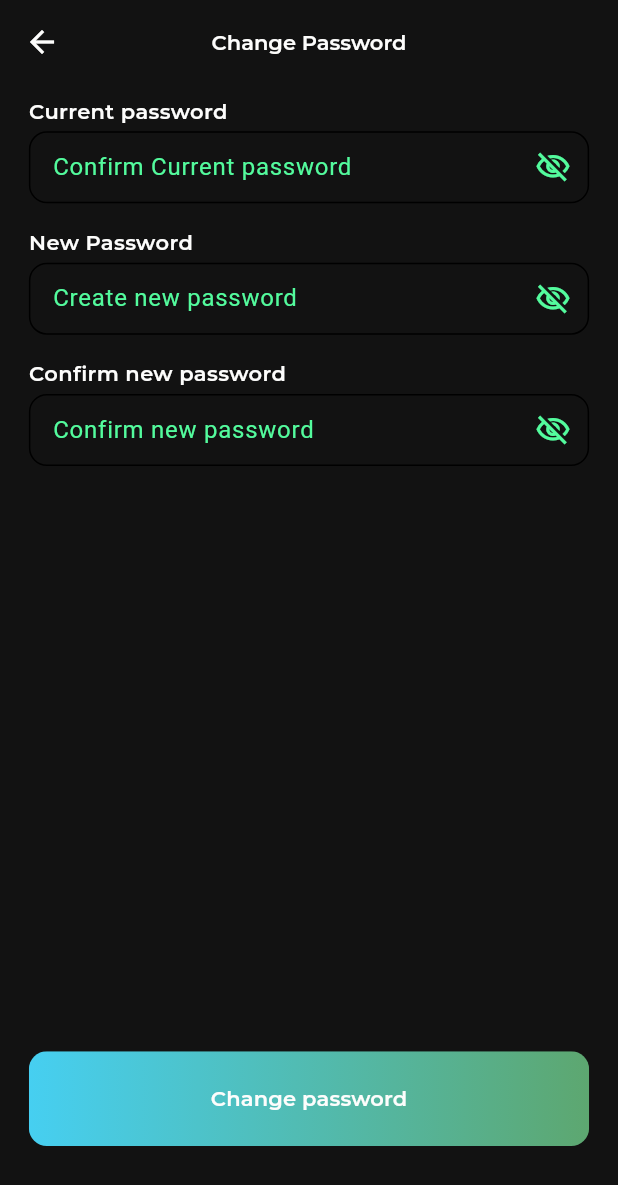
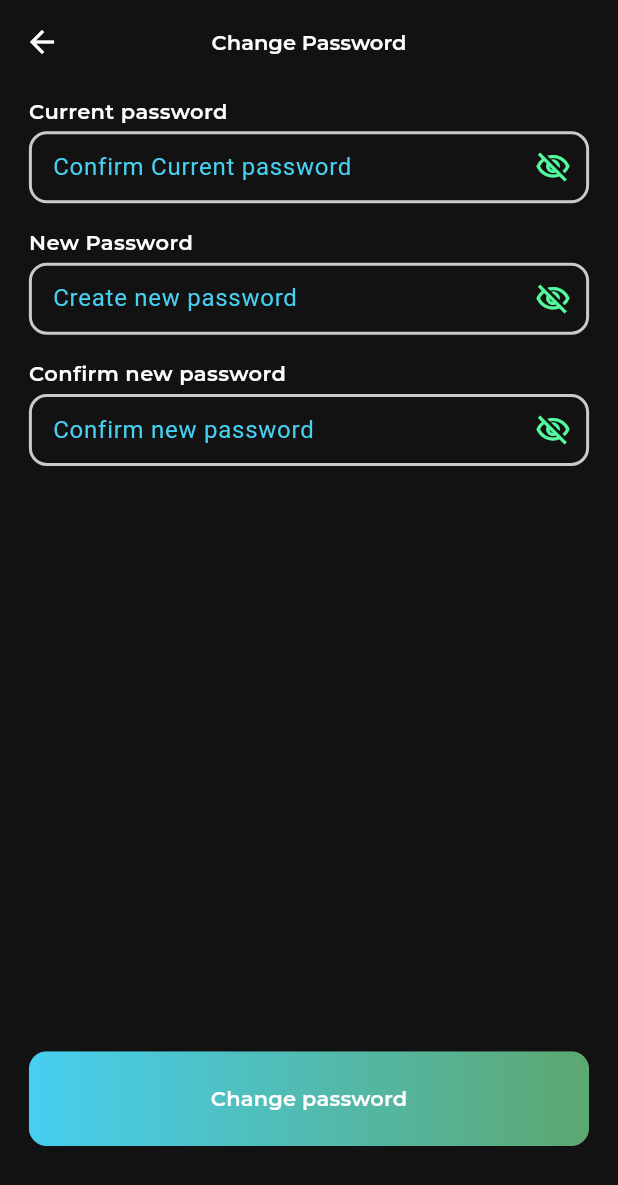
Before and after one commit to SayNode/skillbuddy-solana-flutter, a Flutter app: the ChangePasswordPage screen opened directly, on a phone screen of 412 x 824 dp. Shown: the top 1185 px of the screen. Run offline on Flutter 3.47's test engine with Material 3 defaults, Android fonts, the phone set to English and light mode, and no system bars; our stand-ins replace auto_size_text, cached_network_image, dotted_border, extended_image, file, firebase_analytics and 25 more; missing offline and left inert: cached_network_image_platform_interface, firebase_app_check, flutter_branch_sdk, flutter_exif_rotation, is_first_run, solana and 2 more; accounts and stored records are empty; project files that could hold a hidden picture were left out.

Commit message:
Fix bad contrasts

```diff
--- a/lib/widget/skillbuddy_textfield.dart
+++ b/lib/widget/skillbuddy_textfield.dart
@@ -18,7 +18,7 @@ class SkillBuddyTextField extends StatelessWidget {
     this.validator,
     this.suffixIcon,
     this.controller,
-    this.hintColor = DarkColor.grey,
+    this.hintColor = DarkColor.slate,
     this.onChanged,
     this.maxLines = 1,
     this.keyBoardType,
@@ -63,10 +63,18 @@ class SkillBuddyTextField extends StatelessWidget {
           validator: validator,
           onChanged: onChanged,
           maxLines: maxLines,
+          style: TextStyle(color: theme.graphite),
           decoration: InputDecoration(
             suffixIcon: suffixIcon,
             hintText: hintText,
             hintStyle: TextStyle(color: hintColor),
+            enabledBorder: OutlineInputBorder(
+              borderSide: BorderSide(
+                color: hasError ? theme.red : theme.graphite.withAlpha(200),
+                width: 2,
+              ),
+              borderRadius: BorderRadius.circular(12),
+            ),
             focusedBorder: OutlineInputBorder(
               borderSide: BorderSide(
                 color: hasError ? theme.red : theme.electric,
```
Also changed, not shown: lib/page/my_courses/widget/my_course_card.dart (+4 -3 lines).
